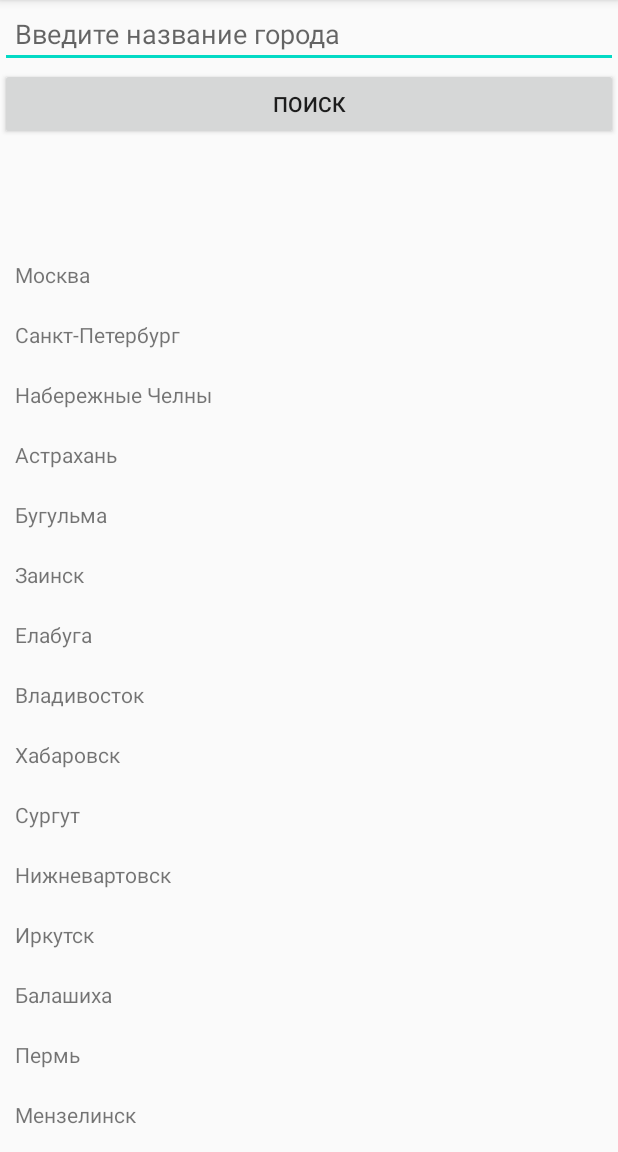
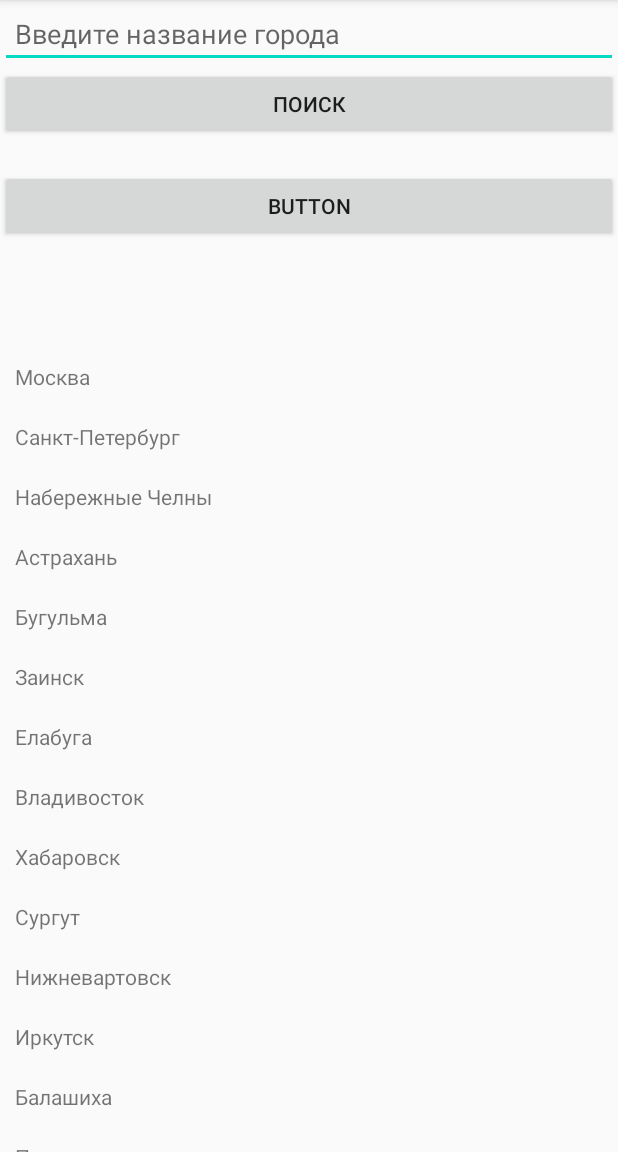
Before and after one commit to Marat1922/WeatherApplication, an Android app: the screen it shows after launch (MainActivity), on a phone screen of 412 x 824 dp, the part 84-1236 px from its top. Run offline under Robolectric (Android 15) with nearby library versions, the phone set to English and light mode, and no system bars; our stand-ins replace Timber.

Commit message:
Добавил уведомеление с кнопки.

```diff
--- a/app/build.gradle
+++ b/app/build.gradle
@@ -7,7 +7,7 @@ android {
 
     defaultConfig {
         applicationId "com.example.weather"
-        minSdkVersion 16
+        minSdkVersion 21
         targetSdkVersion 29
         versionCode 1
         versionName "1.0"
@@ -38,6 +38,8 @@ dependencies {
 
     implementation "com.jakewharton.timber:timber:4.7.1"
 
+
+
 }
 repositories {
     mavenCentral()
--- a/app/src/main/AndroidManifest.xml
+++ b/app/src/main/AndroidManifest.xml
@@ -13,6 +13,7 @@
         android:roundIcon="@mipmap/ic_launcher_round"
         android:supportsRtl="true"
         android:theme="@style/AppTheme">
+        <activity android:name=".MyNotification" />
         <activity android:name=".MainActivity">
             <intent-filter>
                 <action android:name="android.intent.action.MAIN" />
--- a/app/src/main/java/com/example/weather/MainActivity.kt
+++ b/app/src/main/java/com/example/weather/MainActivity.kt
@@ -1,11 +1,20 @@
 package com.example.weather
 
+import android.app.Notification
+import android.app.NotificationChannel
+import android.app.NotificationManager
+import android.app.job.JobParameters
+import android.app.job.JobService
+import android.content.ContentResolver
 import android.content.Context
+import android.content.Intent
 import android.content.SharedPreferences
 import android.content.pm.PackageManager
 import android.location.Address
 import android.location.Geocoder
 import android.location.LocationManager
+import android.media.MediaPlayer
+import android.net.Uri
 import android.os.AsyncTask
 import android.os.Bundle
 import android.preference.PreferenceManager
@@ -29,6 +38,7 @@ import java.lang.ref.WeakReference
 import java.net.URL
 import java.util.*
 
+
 class MainActivity : AppCompatActivity() {
     lateinit var editTextCity: EditText
     lateinit var textViewWeather: TextView
@@ -37,6 +47,10 @@ class MainActivity : AppCompatActivity() {
     lateinit var adapter: CityAdapter
     lateinit var fusedLocationClient: FusedLocationProviderClient
     lateinit var sharedPreferences: SharedPreferences
+    lateinit var notificationManager: NotificationManager
+    lateinit var notificationChannel: NotificationChannel
+    lateinit var builder: Notification.Builder
+    lateinit var btnNot: Button
 
     companion object {
         const val RECORD_REQUEST_CODE: Int = 101
@@ -53,6 +67,13 @@ class MainActivity : AppCompatActivity() {
         textViewWeather = findViewById(R.id.tv_result)
         btnSearch = findViewById(R.id.b_search)
         rvListCity = findViewById(R.id.rv_list_city)
+        btnNot = findViewById(R.id.button2)
+
+        btnNot.setOnClickListener {
+            intent = Intent(this, MyNotification::class.java)
+            startActivity(intent)
+
+        }
 
         btnSearch.setOnClickListener {
             loadWeather(editTextCity.text.toString(), false)
@@ -61,6 +82,7 @@ class MainActivity : AppCompatActivity() {
         val cityNameList = resources.getStringArray(R.array.city_name).map { nameFromArray ->
             City(name = nameFromArray)
         }
+        notificationManager = getSystemService(Context.NOTIFICATION_SERVICE) as NotificationManager
 
         loadWeather(взятьГородИзШары(), false)
         val permission = ContextCompat.checkSelfPermission(this,
--- a/app/src/main/res/layout/activity_main.xml
+++ b/app/src/main/res/layout/activity_main.xml
@@ -12,7 +12,6 @@
         android:layout_width="0dp"
         android:layout_height="wrap_content"
         android:paddingStart="10dp"
-        android:paddingLeft="10dp"
         android:ems="10"
         android:inputType="textPersonName"
         android:importantForAutofill="no"
@@ -39,7 +38,7 @@
         app:layout_constraintEnd_toEndOf="parent"
         app:layout_constraintHorizontal_bias="1.0"
         app:layout_constraintStart_toStartOf="parent"
-        app:layout_constraintTop_toBottomOf="@+id/b_search"
+        app:layout_constraintTop_toBottomOf="@+id/button2"
         android:paddingStart="@dimen/indent_text_view_in_main_activity"
         android:paddingEnd="@dimen/indent_text_view_in_main_activity"
         app:layout_constraintVertical_bias="0.0"
@@ -60,4 +59,14 @@
         android:paddingLeft="@dimen/indent_text_view_in_main_activity"
         android:paddingRight="@dimen/indent_text_view_in_main_activity" />
 
+    <Button
+        android:id="@+id/button2"
+        android:layout_width="0dp"
+        android:layout_height="wrap_content"
+        android:layout_marginTop="20dp"
+        android:text="Button"
+        app:layout_constraintEnd_toEndOf="parent"
+        app:layout_constraintStart_toStartOf="parent"
+        app:layout_constraintTop_toBottomOf="@+id/b_search" />
+
 </androidx.constraintlayout.widget.ConstraintLayout>
--- a/app/src/main/res/values/strings.xml
+++ b/app/src/main/res/values/strings.xml
@@ -5,6 +5,7 @@
     <string name="not_find_city">ddddd</string>
 
     <string name="s">"Ваш город: %s\nТемпература: %s\nНа улице: %s"</string>
+    <string name="see_the_weather">Посмотрите погоду</string>
 
     <string-array name="city_name">
         <item>Москва</item>
```
Also changed, not shown: app/src/main/java/com/example/weather/MyNotification.kt (added, +87 -0 lines), app/src/main/res/layout/activity_after_notification.xml (added, +16 -0 lines), app/src/main/res/layout/my_notification.xml (added, +13 -0 lines).
